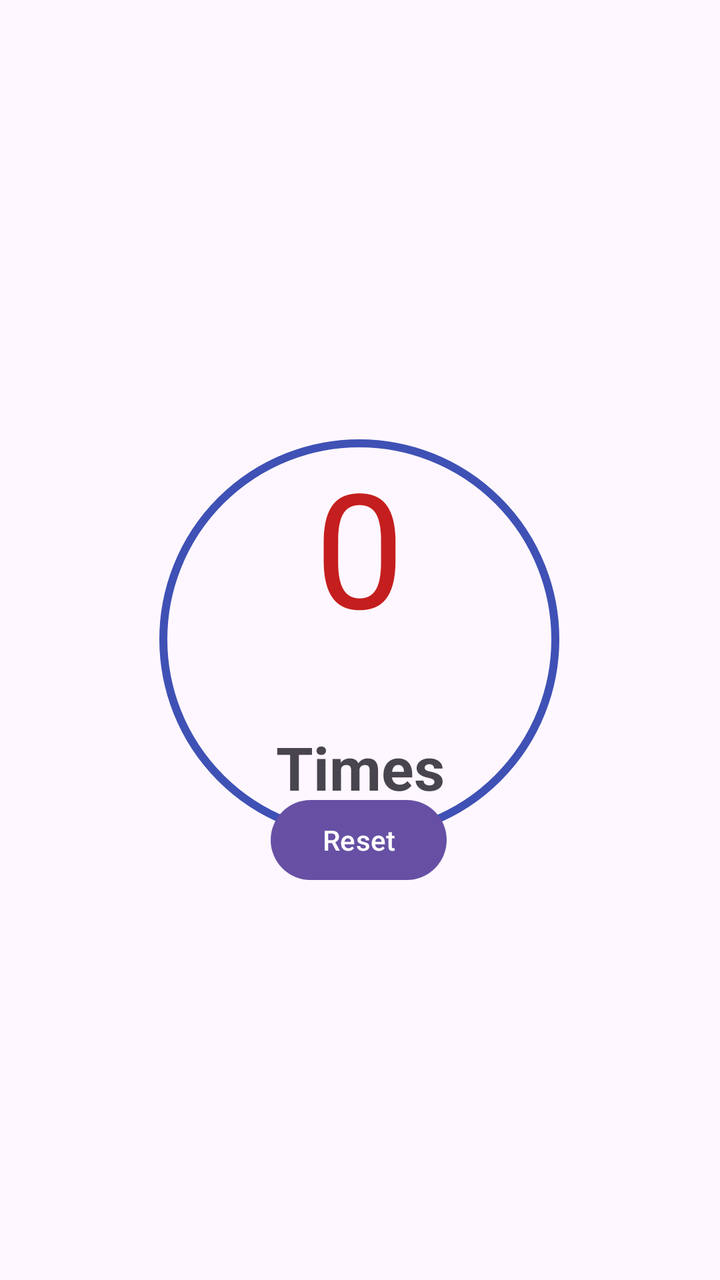
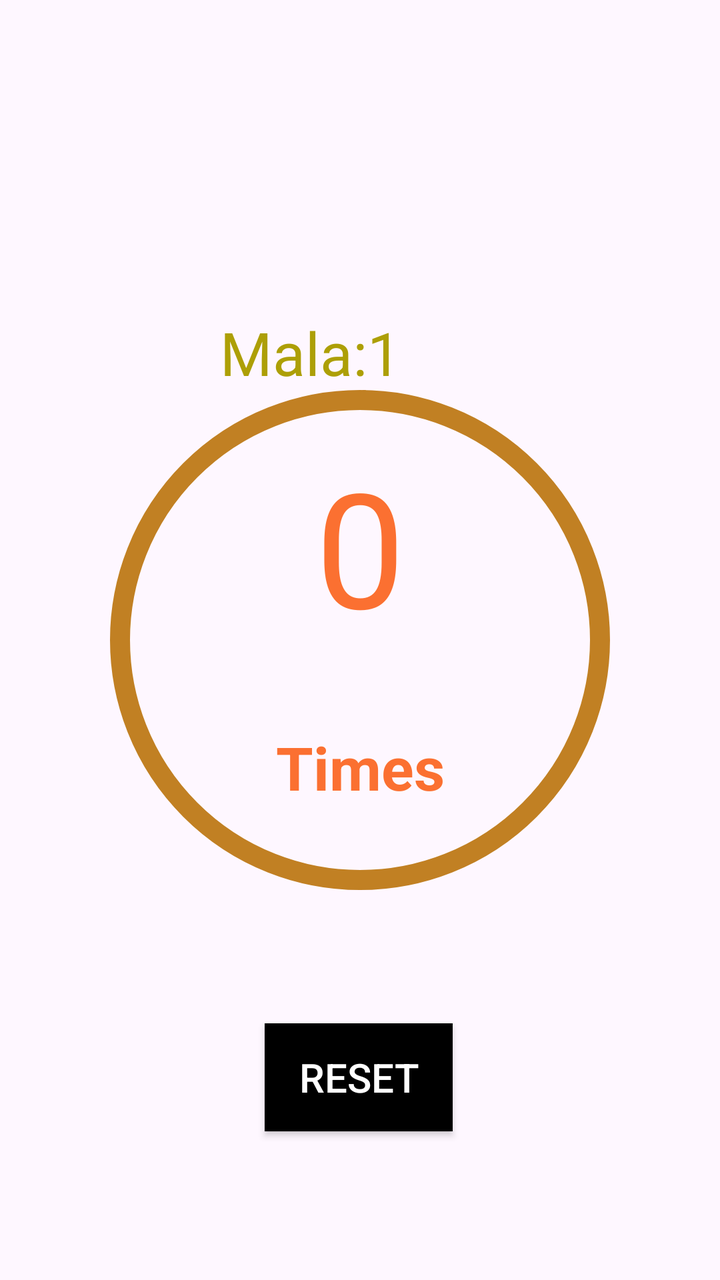

The first picture is an Android layout as it rendered before a commit; the second is the same layout after the commit. The layout source and the unified diff follow.
<!-- AndroidManifest.xml: application theme Theme.CounterApp -->
<!-- res/layout/activity_main.xml -->
<?xml version="1.0" encoding="utf-8"?>
<androidx.constraintlayout.widget.ConstraintLayout xmlns:android="http://schemas.android.com/apk/res/android"
    xmlns:app="http://schemas.android.com/apk/res-auto"
    xmlns:tools="http://schemas.android.com/tools"
    android:id="@+id/main"
    android:clickable="true"
    android:layout_width="match_parent"
    android:layout_height="match_parent"
    tools:context=".MainActivity">


    <androidx.constraintlayout.widget.ConstraintLayout
        android:layout_width="200dp"
        android:layout_height="200dp"
        android:background="@drawable/circle_bg"
        app:layout_constraintBaseline_toTopOf="parent"
        app:layout_constraintBottom_toBottomOf="parent"
        app:layout_constraintEnd_toEndOf="parent"
        app:layout_constraintHorizontal_bias="0.497"
        app:layout_constraintStart_toStartOf="parent"
        app:layout_constraintTop_toTopOf="parent"
        app:layout_constraintVertical_bias="0.499">

        <TextView
            android:id="@+id/countTxt"
            android:layout_width="wrap_content"
            android:layout_height="wrap_content"
            android:text="0"
            android:textColor="#C51E1E"
            android:textSize="80sp"
            app:layout_constraintEnd_toEndOf="parent"
            app:layout_constraintStart_toStartOf="parent"
            tools:layout_editor_absoluteY="25dp" />

        <TextView
            android:id="@+id/timesTxt"
            android:layout_width="wrap_content"
            android:layout_height="wrap_content"
            android:layout_marginBottom="16dp"
            android:text="Times"
            android:textSize="30sp"
            android:textStyle="bold"
            app:layout_constraintBottom_toBottomOf="parent"
            app:layout_constraintEnd_toEndOf="parent"
            app:layout_constraintHorizontal_bias="0.504"
            app:layout_constraintStart_toStartOf="parent" />
    </androidx.constraintlayout.widget.ConstraintLayout>

    <Button
        android:id="@+id/resetBtn"
        android:layout_width="wrap_content"
        android:layout_height="wrap_content"
        android:layout_marginBottom="196dp"
        android:text="Reset"
        app:layout_constraintBottom_toBottomOf="parent"
        app:layout_constraintEnd_toEndOf="parent"
        app:layout_constraintHorizontal_bias="0.498"
        app:layout_constraintStart_toStartOf="parent"
        app:layout_constraintTop_toBottomOf="@+id/constraintLayout" />

</androidx.constraintlayout.widget.ConstraintLayout>
<!-- resources referenced by this layout -->
<resources>
  <!-- drawable circle_bg (drawable) -->
  <?xml version="1.0" encoding="utf-8"?>
  <shape xmlns:android="http://schemas.android.com/apk/res/android" android:shape="oval">
  <stroke android:color="#3F51B5"
      android:width="4dp"/>
  </shape>
  <style name="Theme.CounterApp" parent="Base.Theme.CounterApp" />
  <style name="Base.Theme.CounterApp" parent="Theme.Material3.DayNight.NoActionBar">
          
          
      </style>
</resources>

<!-- the commit's change to res/layout/activity_main.xml (unified diff, before → after) -->
@@ -9,10 +9,26 @@
     tools:context=".MainActivity">
 
 
+    <com.google.android.material.progressindicator.CircularProgressIndicator
+
+        android:id="@+id/progress"
+        android:layout_width="218dp"
+        android:layout_height="230dp"
+        app:indicatorSize="250dp"
+        android:max="108"
+        app:trackColor="#C18023"
+        app:indicatorColor="#2C7C1A"
+        android:progress="0"
+        app:layout_constraintBottom_toBottomOf="parent"
+        app:layout_constraintEnd_toEndOf="parent"
+        app:layout_constraintStart_toStartOf="parent"
+        app:layout_constraintTop_toTopOf="parent"
+        app:trackThickness="10dp" />
+
     <androidx.constraintlayout.widget.ConstraintLayout
+        android:id="@+id/constraintLayout"
         android:layout_width="200dp"
         android:layout_height="200dp"
-        android:background="@drawable/circle_bg"
         app:layout_constraintBaseline_toTopOf="parent"
         app:layout_constraintBottom_toBottomOf="parent"
         app:layout_constraintEnd_toEndOf="parent"
@@ -26,11 +42,13 @@
             android:layout_width="wrap_content"
             android:layout_height="wrap_content"
             android:text="0"
-            android:textColor="#C51E1E"
+            android:textColor="#FB7031"
             android:textSize="80sp"
             app:layout_constraintEnd_toEndOf="parent"
+            app:layout_constraintHorizontal_bias="0.503"
             app:layout_constraintStart_toStartOf="parent"
-            tools:layout_editor_absoluteY="25dp" />
+            tools:ignore="MissingConstraints"
+            tools:layout_editor_absoluteY="47dp" />
 
         <TextView
             android:id="@+id/timesTxt"
@@ -38,6 +56,7 @@
             android:layout_height="wrap_content"
             android:layout_marginBottom="16dp"
             android:text="Times"
+            android:textColor="#FB7031"
             android:textSize="30sp"
             android:textStyle="bold"
             app:layout_constraintBottom_toBottomOf="parent"
@@ -46,16 +65,52 @@
             app:layout_constraintStart_toStartOf="parent" />
     </androidx.constraintlayout.widget.ConstraintLayout>
 
-    <Button
+    <androidx.appcompat.widget.AppCompatButton
         android:id="@+id/resetBtn"
-        android:layout_width="wrap_content"
-        android:layout_height="wrap_content"
-        android:layout_marginBottom="196dp"
+        android:layout_width="94dp"
+        android:layout_height="54dp"
+        android:background="@color/black"
         android:text="Reset"
+        android:textColor="@color/white"
+        android:textSize="20sp"
         app:layout_constraintBottom_toBottomOf="parent"
         app:layout_constraintEnd_toEndOf="parent"
         app:layout_constraintHorizontal_bias="0.498"
         app:layout_constraintStart_toStartOf="parent"
-        app:layout_constraintTop_toBottomOf="@+id/constraintLayout" />
+        app:layout_constraintTop_toBottomOf="@+id/progress"
+        app:layout_constraintVertical_bias="0.457" />
 
+    <LinearLayout
+        android:id="@+id/linearLayout"
+        android:layout_width="200dp"
+        android:layout_height="wrap_content"
+        android:orientation="horizontal"
+        app:layout_constraintBottom_toBottomOf="parent"
+        app:layout_constraintEnd_toEndOf="parent"
+        app:layout_constraintHorizontal_bias="0.687"
+        app:layout_constraintStart_toStartOf="parent"
+        app:layout_constraintTop_toTopOf="parent"
+        app:layout_constraintVertical_bias="0.26">
+
+        <TextView
+            android:id="@+id/mala_text"
+            android:layout_width="wrap_content"
+            android:layout_height="wrap_content"
+            android:text="Mala:"
+            android:textColor="#AD9F06"
+            android:textSize="30sp"
+            tools:layout_editor_absoluteX="155dp"
+            tools:layout_editor_absoluteY="504dp" />
+
+        <TextView
+            android:id="@+id/mala_count"
+            android:layout_width="wrap_content"
+            android:layout_height="wrap_content"
+            android:text="1"
+            android:textColor="#AD9F06"
+            android:textSize="30sp"
+            tools:layout_editor_absoluteX="241dp"
+            tools:layout_editor_absoluteY="503dp" />
+
+    </LinearLayout>
 </androidx.constraintlayout.widget.ConstraintLayout>
<!-- resource entries referenced after the edit -->
@@ -1,11 +1,7 @@
 <!-- resources referenced by this layout -->
 <resources>
-  <!-- drawable circle_bg (drawable) -->
-  <?xml version="1.0" encoding="utf-8"?>
-  <shape xmlns:android="http://schemas.android.com/apk/res/android" android:shape="oval">
-  <stroke android:color="#3F51B5"
-      android:width="4dp"/>
-  </shape>
+  <color name="black">#FF000000</color>
+  <color name="white">#FFFFFFFF</color>
   <style name="Theme.CounterApp" parent="Base.Theme.CounterApp" />
   <style name="Base.Theme.CounterApp" parent="Theme.Material3.DayNight.NoActionBar">
           
